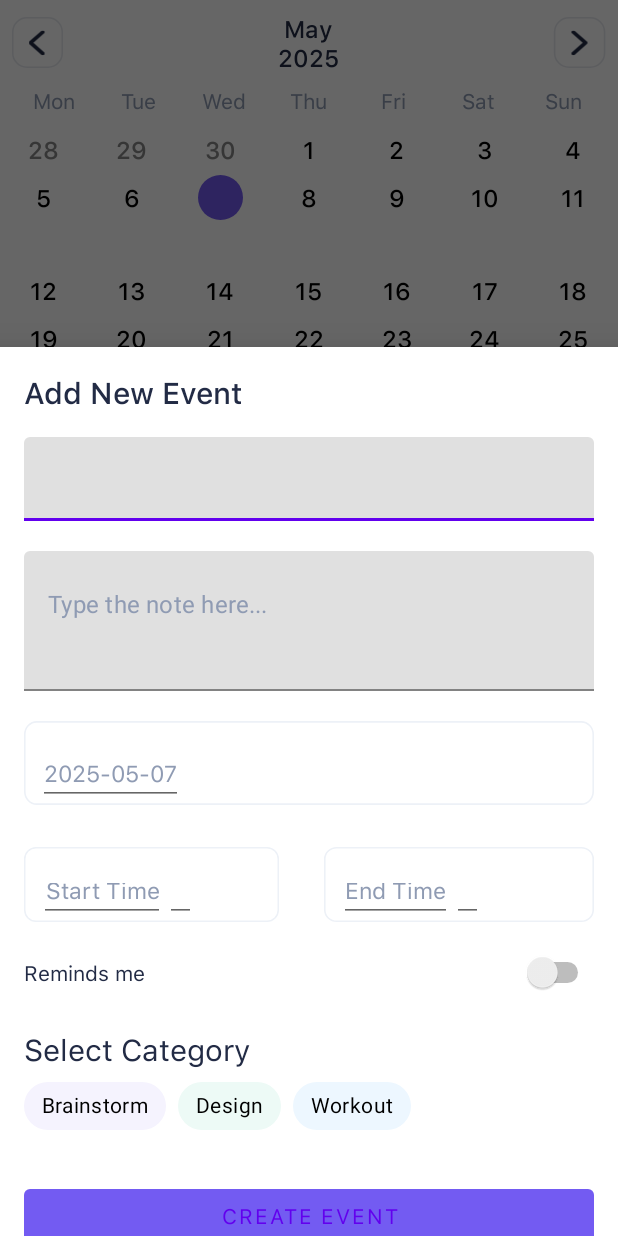
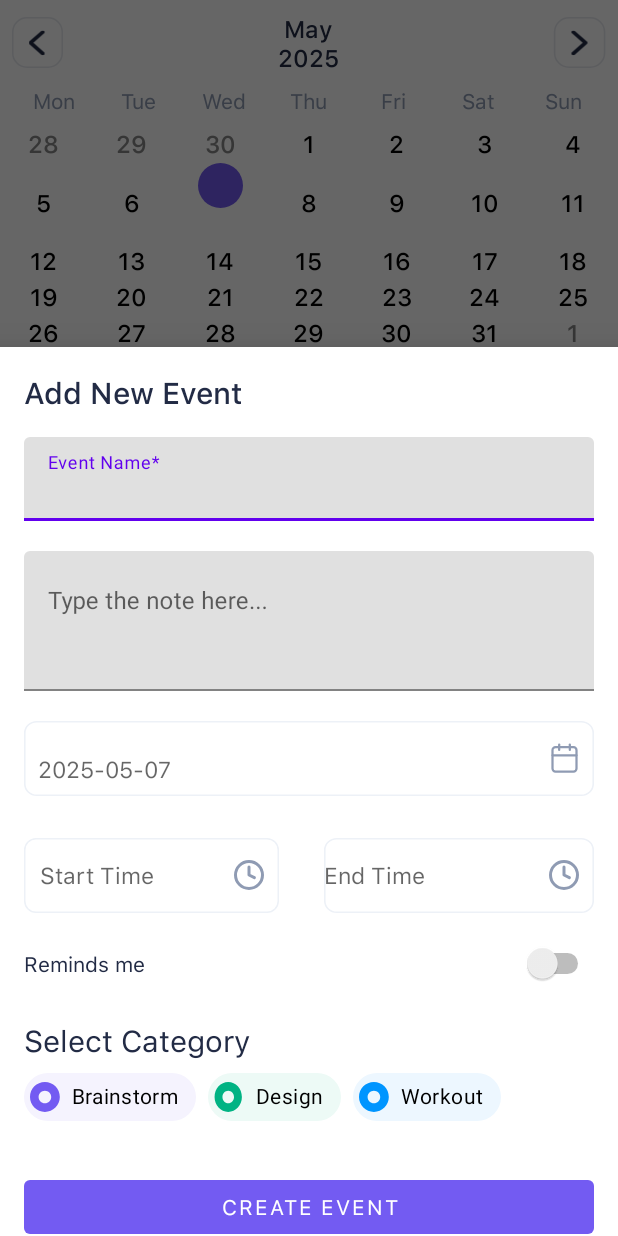
Before and after one commit to Kosharti/Calendarik_Kursach, an Android app built with Jetpack Compose: the fragment AddNoteBottomSheetDialogFragment placed in its activity, on a phone screen of 412 x 824 dp. Run offline under Robolectric (Android 15) with nearby library versions, the phone set to English and light mode, and no system bars; our stand-ins replace Room's generated code.

Commit message:
дизайн хуяйн

```diff
--- a/app/src/main/java/com/example/calendarik/AddNoteBottomSheetDialogFragment.kt
+++ b/app/src/main/java/com/example/calendarik/AddNoteBottomSheetDialogFragment.kt
@@ -1,3 +1,4 @@
+
 package com.example.calendarik
 
 import android.app.DatePickerDialog
@@ -35,7 +36,7 @@ class AddNoteBottomSheetDialogFragment : BottomSheetDialogFragment() {
         container: ViewGroup?,
         savedInstanceState: Bundle?
     ): View? {
-        return inflater.inflate(R.layout.activity_add_note, container, false) // Используем существующий макет
+        return inflater.inflate(R.layout.activity_add_note, container, false)
     }
 
     override fun onViewCreated(view: View, savedInstanceState: Bundle?) {
@@ -46,31 +47,17 @@ class AddNoteBottomSheetDialogFragment : BottomSheetDialogFragment() {
 
         eventNameEditText = view.findViewById(R.id.eventNameEditText)
         noteTextEditText = view.findViewById(R.id.noteTextEditText)
-        dateEditText = view.findViewById(R.id.dateTextView) // ИЗМЕНЕНО: EditText вместо TextView
-        startTimeEditText = view.findViewById(R.id.startTimeTextView) // ИЗМЕНЕНО: EditText вместо TextView
-        endTimeEditText = view.findViewById(R.id.endTimeTextView) // ИЗМЕНЕНО: EditText вместо TextView
+        dateEditText = view.findViewById(R.id.dateTextView)
+        startTimeEditText = view.findViewById(R.id.startTimeTextView)
+        endTimeEditText = view.findViewById(R.id.endTimeTextView)
         reminderSwitch = view.findViewById(R.id.reminderSwitch)
         categoryChipGroup = view.findViewById(R.id.categoryChipGroup)
         createEventButton = view.findViewById(R.id.createEventButton)
 
-        // Устанавливаем слушатели фокуса для подсказок
-        eventNameEditText.setOnFocusChangeListener { _, hasFocus ->
-            if (hasFocus) {
-                eventNameEditText.hint = null
-            } else if (eventNameEditText.text.isNullOrEmpty()) {
-                eventNameEditText.hint = "Event Name*"
-            }
-        }
+        val dateButton: ImageButton = view.findViewById(R.id.dateButton)
+        val startTimeButton: ImageButton = view.findViewById(R.id.startTimeButton)
+        val endTimeButton: ImageButton = view.findViewById(R.id.endTimeButton)
 
-        noteTextEditText.setOnFocusChangeListener { _, hasFocus ->
-            if (hasFocus) {
-                noteTextEditText.hint = null
-            } else if (noteTextEditText.text.isNullOrEmpty()) {
-                noteTextEditText.hint = "Type the note here..."
-            }
-        }
-
-        // Получаем выбранную дату из аргументов (если есть)
         val dateString = arguments?.getString("selectedDate")
         selectedDate = if (dateString != null) {
             LocalDate.parse(dateString)
@@ -78,10 +65,13 @@ class AddNoteBottomSheetDialogFragment : BottomSheetDialogFragment() {
             LocalDate.now()
         }
 
-        updateDateEditText()  //  Используем EditText
+        updateDateEditText()
         dateEditText.setOnClickListener { showDatePickerDialog() }
+        dateButton.setOnClickListener { showDatePickerDialog() }
         startTimeEditText.setOnClickListener { showTimePickerDialog(true) }
+        startTimeButton.setOnClickListener { showTimePickerDialog(true) }
         endTimeEditText.setOnClickListener { showTimePickerDialog(false) }
+        endTimeButton.setOnClickListener { showTimePickerDialog(false) }
 
         createEventButton.setOnClickListener { createEvent() }
     }
@@ -94,7 +84,7 @@ class AddNoteBottomSheetDialogFragment : BottomSheetDialogFragment() {
 
         val dpd = DatePickerDialog(requireContext(), { _, year, monthOfYear, dayOfMonth ->
             selectedDate = LocalDate.of(year, monthOfYear + 1, dayOfMonth)
-            updateDateEditText() //  Используем EditText
+            updateDateEditText()
         }, year, month, day)
         dpd.show()
     }
@@ -106,19 +96,20 @@ class AddNoteBottomSheetDialogFragment : BottomSheetDialogFragment() {
 
         val tpd = TimePickerDialog(requireContext(), { _, hourOfDay, minute ->
             val time = LocalTime.of(hourOfDay, minute)
+            val formattedTime = time.format(DateTimeFormatter.ofPattern("HH:mm"))
             if (isStartTime) {
                 selectedStartTime = time
-                startTimeEditText.setText(time.format(DateTimeFormatter.ofPattern("HH:mm"))) //setText вместо text
+                startTimeEditText.hint = formattedTime
             } else {
                 selectedEndTime = time
-                endTimeEditText.setText(time.format(DateTimeFormatter.ofPattern("HH:mm")))  //setText вместо text
+                endTimeEditText.hint = formattedTime
             }
         }, hour, minute, true)
         tpd.show()
     }
 
     private fun updateDateEditText() {
-        dateEditText.setText(selectedDate.format(DateTimeFormatter.ISO_LOCAL_DATE)) //setText вместо text
+        dateEditText.hint = selectedDate.format(DateTimeFormatter.ISO_LOCAL_DATE)
     }
 
     private fun createEvent() {
@@ -145,7 +136,7 @@ class AddNoteBottomSheetDialogFragment : BottomSheetDialogFragment() {
         )
 
         viewModel.insertNote(note)
-        dismiss() // Закрываем BottomSheet
+        dismiss()
     }
 
     companion object {
--- a/app/src/main/java/com/example/calendarik/CalendarAdapter.kt
+++ b/app/src/main/java/com/example/calendarik/CalendarAdapter.kt
@@ -15,7 +15,7 @@ import java.time.LocalDate
 
 class CalendarAdapter(
     private val days: ArrayList<LocalDate?>,
-    private var selectedDate: LocalDate,  // Изменено на var
+    private var selectedDate: LocalDate,
     private val notesForDate: Map<LocalDate, List<Note>>,
     private val onItemClick: (LocalDate) -> Unit
 ) : RecyclerView.Adapter<CalendarAdapter.ViewHolder>() {
@@ -44,7 +44,6 @@ class CalendarAdapter(
                 holder.dayOfMonth.setTextColor(Color.BLACK)
             }
 
-            // Сравниваем текущую дату с выбранной датой адаптера
             if (date == selectedDate) {
                 holder.dayOfMonth.setTextColor(Color.WHITE)
 
@@ -60,8 +59,8 @@ class CalendarAdapter(
 
             holder.itemView.setOnClickListener {
                 onItemClick(date)
-                setSelectedDate(date) // Обновляем выбранную дату
-                notifyDataSetChanged() // Перерисовываем календарь
+                setSelectedDate(date)
+                notifyDataSetChanged()
             }
 
             displayCategoryRings(holder, date)
@@ -72,7 +71,7 @@ class CalendarAdapter(
     }
     fun setSelectedDate(date: LocalDate) {
         selectedDate = date
-        notifyDataSetChanged() // Обновляем отображение
+        notifyDataSetChanged()
     }
 
     private fun displayCategoryRings(holder: ViewHolder, date: LocalDate) {
--- a/app/src/main/java/com/example/calendarik/NoteAdapter.kt
+++ b/app/src/main/java/com/example/calendarik/NoteAdapter.kt
@@ -28,12 +28,11 @@ class NoteAdapter(private val onDeleteClick: (Note) -> Unit) : ListAdapter<Note,
                 note.startTime != null -> note.startTime.toString()
                 else -> ""
             }
-            // Устанавливаем иконку категории
             val iconResource = when (note.category) {
                 "Brainstorm" -> R.drawable.oval_1
                 "Design" -> R.drawable.oval_2
                 "Workout" -> R.drawable.oval_3
-                else -> R.drawable.oval_1 // Дефолтная иконка
+                else -> R.drawable.oval_1
             }
             categoryIcon.setImageResource(iconResource)
         }
--- a/app/src/main/res/layout/activity_add_note.xml
+++ b/app/src/main/res/layout/activity_add_note.xml
@@ -28,8 +28,7 @@
             android:textColor="#8F9BB3"
             android:fontFamily="@font/sfuitext_regular"
             android:background="@drawable/shape_1"
-            app:hintEnabled="false"
-            >
+            app:hintEnabled="true">
 
             <com.google.android.material.textfield.TextInputEditText
                 android:id="@+id/eventNameEditText"
@@ -38,7 +37,8 @@
                 android:hint="Event Name*"
                 android:textColorHint="#8F9BB3"
                 android:inputType="text"
-                android:textColor="#222B45"/>
+                android:textColor="#222B45"
+                android:maxLength="20"/>
 
         </com.google.android.material.textfield.TextInputLayout>
 
@@ -49,7 +49,7 @@
             android:fontFamily="@font/sfuitext_regular"
             android:layout_marginTop="20dp"
             android:background="@drawable/shape_2"
-            app:hintEnabled="false">
+            app:hintEnabled="true">
 
             <com.google.android.material.textfield.TextInputEditText
                 android:id="@+id/noteTextEditText"
@@ -60,7 +60,8 @@
                 android:textColorHint="#8F9BB3"
                 android:inputType="textMultiLine"
                 android:minLines="3"
-                android:textColor="#222B45"/>
+                android:textColor="#222B45"
+                android:maxLength="40"/>
 
         </com.google.android.material.textfield.TextInputLayout>
 
@@ -77,11 +78,26 @@
                 android:layout_height="match_parent"
                 android:textColor="#8F9BB3"
                 android:fontFamily="@font/sfuitext_regular"
-                android:text="Date"
+                android:hint="Date"
                 android:textSize="15dp"
                 android:layout_marginTop="14dp"
-                android:layout_marginStart="9dp"/>
+                android:layout_marginStart="9dp"
+                android:background="@android:color/transparent"/>
 
+            <Space
+                android:layout_width="wrap_content"
+                android:layout_height="wrap_content"
+                android:layout_weight="1" />
+
+            <ImageButton
+                android:id="@+id/dateButton"
+                android:layout_width="20dp"
+                android:layout_height="20dp"
+                android:layout_gravity="center"
+                android:layout_marginEnd="10dp"
+                android:background="@android:color/transparent"
+                android:src="@drawable/ic_calendar_gray"
+                app:tint="#8F9BB3"/>
 
         </LinearLayout>
         <LinearLayout
@@ -97,27 +113,31 @@
                 android:background="@drawable/shape_time">
 
                 <EditText
+                    android:id="@+id/startTimeTextView"
                     android:layout_width="wrap_content"
                     android:layout_height="match_parent"
                     android:textColor="#8F9BB3"
                     android:fontFamily="@font/sfuitext_regular"
-                    android:text="Start Time"
+                    android:hint="Start Time"
                     android:textAlignment="center"
                     android:textSize="15dp"
-                    android:layout_marginTop="14dp"
-                    android:layout_marginStart="10dp"/>
-
-                <EditText
-                    android:id="@+id/startTimeTextView"
-                    android:layout_width="wrap_content"
-                    android:layout_height="match_parent"
-                    android:text=""
-                    android:layout_marginTop="14dp"/>
+                    android:layout_marginStart="10dp"
+                    android:background="@android:color/transparent"/>
 
                 <Space
                     android:layout_width="wrap_content"
                     android:layout_height="wrap_content"
                     android:layout_weight="1" />
+
+                <ImageButton
+                    android:id="@+id/startTimeButton"
+                    android:layout_width="20dp"
+                    android:layout_height="20dp"
+                    android:layout_marginEnd="10dp"
+                    android:layout_gravity="center"
+                    android:background="@android:color/transparent"
+                    android:src="@drawable/ic_timeline"
+                    />
 
             </LinearLayout>
 
@@ -135,27 +155,30 @@
 
 
                 <EditText
+                    android:id="@+id/endTimeTextView"
                     android:layout_width="wrap_content"
                     android:layout_height="match_parent"
                     android:textAlignment="center"
                     android:textColor="#8F9BB3"
                     android:fontFamily="@font/sfuitext_regular"
                     android:textSize="15dp"
-                    android:text="End Time"
-                    android:layout_marginTop="14dp"
-                    android:layout_marginStart="10dp"/>
-
-                <EditText
-                    android:id="@+id/endTimeTextView"
-                    android:layout_width="wrap_content"
-                    android:layout_height="match_parent"
-                    android:text=""
-                    android:layout_marginTop="14dp"/>
+                    android:hint="End Time"
+                    android:background="@android:color/transparent"/>
 
                 <Space
                     android:layout_width="wrap_content"
                     android:layout_height="wrap_content"
                     android:layout_weight="1" />
+
+                <ImageButton
+                    android:id="@+id/endTimeButton"
+                    android:layout_width="20dp"
+                    android:layout_height="20dp"
+                    android:layout_marginEnd="10dp"
+                    android:layout_gravity="center"
+                    android:background="@android:color/transparent"
+                    android:src="@drawable/ic_timeline"
+                    app:tint="#8F9BB3"/>
 
             </LinearLayout>
 
@@ -203,38 +226,35 @@
 
             <com.google.android.material.chip.Chip
                 android:id="@+id/brainstormChip"
-                style="@style/Widget.MaterialComponents.Chip.Choice"
                 android:layout_width="wrap_content"
                 android:layout_height="wrap_content"
                 android:textColor="#000000"
                 app:chipIcon="@drawable/oval_1"
                 app:chipIconSize="20dp"
-                android:backgroundTint="#F5F3FE"
+                app:chipBackgroundColor="#F5F3FE"
                 android:fontFamily="@font/sfuitext_regular"
                 android:text="Brainstorm"
                 />
 
             <com.google.android.material.chip.Chip
                 android:id="@+id/designChip"
-                style="@style/Widget.MaterialComponents.Chip.Choice"
                 android:layout_width="wrap_content"
                 android:layout_height="wrap_content"
                 android:textColor="#000000"
                 app:chipIcon="@drawable/oval_2"
                 app:chipIconSize="20dp"
-                android:backgroundTint="#EDFAF6"
+                app:chipBackgroundColor="#EDFAF6"
                 android:fontFamily="@font/sfuitext_regular"
                 android:text="Design"/>
 
             <com.google.android.material.chip.Chip
                 android:id="@+id/workoutChip"
-                style="@style/Widget.MaterialComponents.Chip.Choice"
                 android:layout_width="wrap_content"
                 android:layout_height="wrap_content"
                 android:textColor="#000000"
                 app:chipIcon="@drawable/oval_3"
                 app:chipIconSize="20dp"
-                android:backgroundTint="#EDF7FF"
+                app:chipBackgroundColor="#EDF7FF"
                 android:fontFamily="@font/sfuitext_regular"
                 android:text="Workout"/>
 
@@ -245,6 +265,7 @@
             android:layout_width="match_parent"
             android:layout_height="wrap_content"
             android:fontFamily="@font/sfuitext_regular"
+            android:textColor="@color/white"
             android:text="Create Event"
             android:layout_marginTop="25dp"
             app:backgroundTint="#735BF2"/>
--- a/app/src/main/res/layout/calendar_cell.xml
+++ b/app/src/main/res/layout/calendar_cell.xml
@@ -1,15 +1,20 @@
 <?xml version="1.0" encoding="utf-8"?>
-<FrameLayout xmlns:android="http://schemas.android.com/apk/res/android"
+<androidx.constraintlayout.widget.ConstraintLayout
+    xmlns:android="http://schemas.android.com/apk/res/android"
+    xmlns:app="http://schemas.android.com/apk/res-auto"
     android:layout_width="match_parent"
     android:layout_height="wrap_content"
     android:background="?android:attr/selectableItemBackground"
-    android:clickable="true">
+    android:clickable="true"
+    android:focusable="true">
 
     <LinearLayout
         android:layout_width="match_parent"
         android:layout_height="wrap_content"
         android:orientation="vertical"
-        android:gravity="center">
+        android:gravity="center"
+        app:layout_constraintTop_toTopOf="parent"
+        app:layout_constraintBottom_toBottomOf="parent">
 
         <View
             android:id="@+id/circleIndicator"
@@ -26,8 +31,6 @@
             android:fontFamily="@font/sfuitext_medium"
             android:textColor="#222B45"
             android:textSize="16sp"
-            android:paddingTop="4dp"
-            android:paddingBottom="4dp"
             android:maxWidth="30dp"
             android:maxLines="1" />
 
@@ -41,4 +44,4 @@
 
     </LinearLayout>
 
-</FrameLayout>
+</androidx.constraintlayout.widget.ConstraintLayout>
```
Also changed, not shown: 1 other file.
